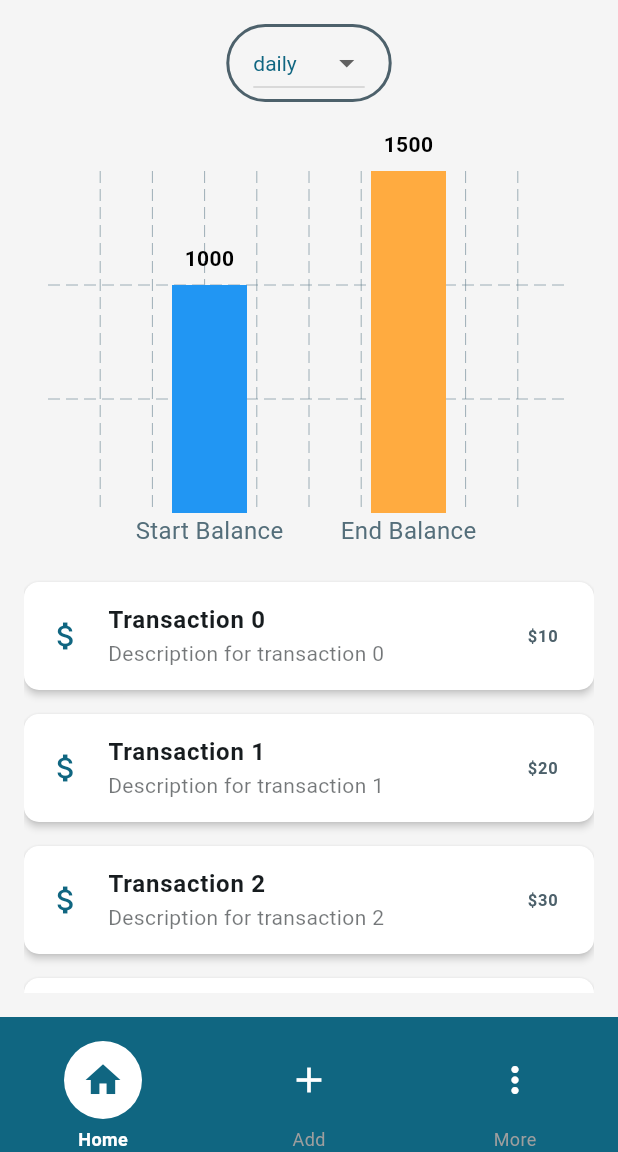
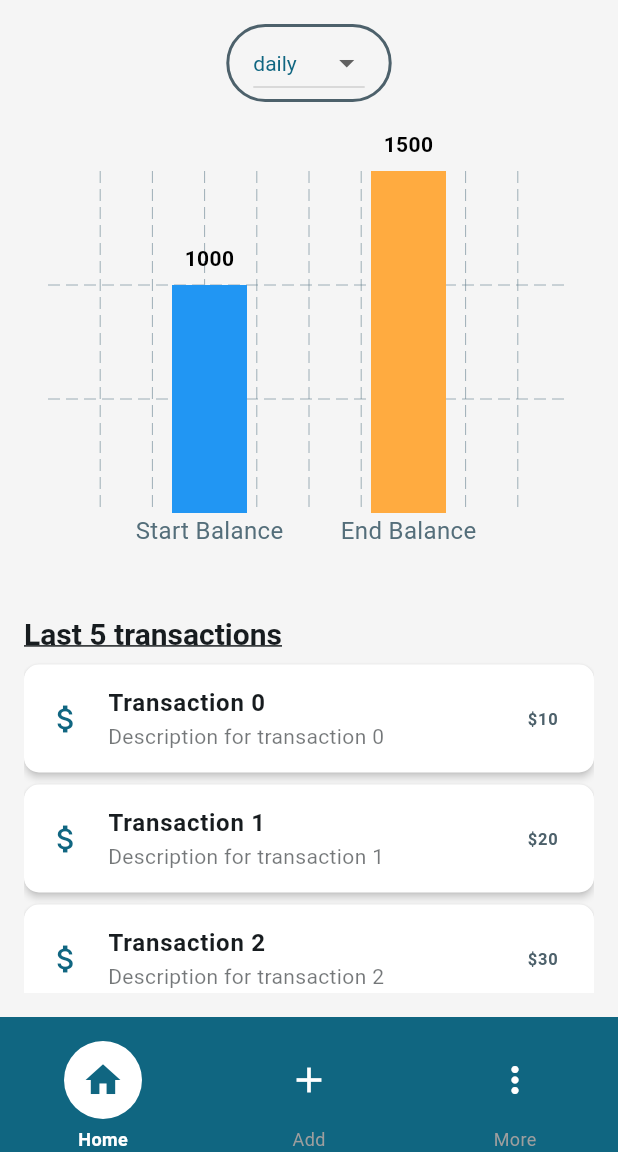
Before and after one commit to singhamjesh/spend_snap, a Flutter app: the screen it shows after launch, on a phone screen of 412 x 824 dp, the part 84-1236 px from its top. Run offline on Flutter 3.47's test engine with Material 3 defaults, Android fonts, the light colour scheme and no system bars; drawn by our look-alikes of fl_chart.

Commit message:
add list

```diff
--- a/lib/screens/home/index.dart
+++ b/lib/screens/home/index.dart
@@ -1,5 +1,6 @@
 import 'package:flutter/material.dart';
 import 'package:spend_snap/widgets/bar_chart.dart';
+import 'package:spend_snap/widgets/list.dart';
 
 class HomeScreen extends StatefulWidget {
   const HomeScreen({super.key});
@@ -17,6 +18,7 @@ class _HomeScreenState extends State<HomeScreen> {
       padding: const EdgeInsets.all(16.0),
       child: Column(
         mainAxisAlignment: MainAxisAlignment.start,
+        crossAxisAlignment: CrossAxisAlignment.start,
         children: [
           Align(
             alignment: Alignment.topCenter,
@@ -58,48 +60,16 @@ class _HomeScreenState extends State<HomeScreen> {
               child: CustomBarChart(),
             ),
           ),
+          SizedBox(height: 30),
+          Text(
+            'Last 5 transactions',
+            style: Theme.of(context).textTheme.titleLarge?.copyWith(
+                  decoration: TextDecoration.underline,
+                ),
+          ),
+          SizedBox(height: 4),
           Expanded(
-            child: ListView.builder(
-              itemCount: 10,
-              itemBuilder: (context, index) {
-                return Card(
-                  margin: const EdgeInsets.symmetric(vertical: 8.0),
-                  shape: RoundedRectangleBorder(
-                    borderRadius: BorderRadius.circular(10.0),
-                  ),
-                  elevation: 2,
-                  child: ListTile(
-                    leading: Icon(
-                      Icons.attach_money,
-                      color: Theme.of(context).colorScheme.primary,
-                    ),
-                    title: Text(
-                      'Transaction $index', // Replace with your data title
-                      style: TextStyle(
-                        fontWeight: FontWeight.bold,
-                        color: Theme.of(context).colorScheme.onSurface,
-                      ),
-                    ),
-                    subtitle: Text(
-                      'Description for transaction $index', // Replace with your data description
-                      style: TextStyle(
-                        color: Theme.of(context)
-                            .colorScheme
-                            .onSurface
-                            .withOpacity(0.6),
-                      ),
-                    ),
-                    trailing: Text(
-                      '\$${(index + 1) * 10}', // Replace with your data amount
-                      style: TextStyle(
-                        fontWeight: FontWeight.bold,
-                        color: Theme.of(context).colorScheme.secondary,
-                      ),
-                    ),
-                  ),
-                );
-              },
-            ),
+            child: CustomList(),
           ),
         ],
       ),
--- /dev/null
+++ b/lib/widgets/list.dart
@@ -0,0 +1,57 @@
+import 'package:flutter/material.dart';
+
+class CustomList extends StatefulWidget {
+  const CustomList({
+    super.key,
+  });
+
+  @override
+  State<CustomList> createState() => _CustomListState();
+}
+
+class _CustomListState extends State<CustomList> {
+  @override
+  Widget build(BuildContext context) {
+    return ListView.builder(
+      itemCount: 5,
+      itemBuilder: (context, index) {
+        return Card(
+          margin: const EdgeInsets.symmetric(vertical: 4.0),
+          shape: RoundedRectangleBorder(
+            borderRadius: BorderRadius.circular(10.0),
+          ),
+          elevation: 2,
+          child: ListTile(
+            leading: Icon(
+              Icons.attach_money,
+              color: Theme.of(context).colorScheme.primary,
+            ),
+            title: Text(
+              'Transaction $index',
+              style: TextStyle(
+                fontWeight: FontWeight.bold,
+                color: Theme.of(context).colorScheme.onSurface,
+              ),
+            ),
+            subtitle: Text(
+              'Description for transaction $index',
+              style: TextStyle(
+                color: Theme.of(context)
+                    .colorScheme
+                    .onSurface
+                    .withValues(alpha: 0.6),
+              ),
+            ),
+            trailing: Text(
+              '\$${(index + 1) * 10}',
+              style: TextStyle(
+                fontWeight: FontWeight.bold,
+                color: Theme.of(context).colorScheme.secondary,
+              ),
+            ),
+          ),
+        );
+      },
+    );
+  }
+}
```
